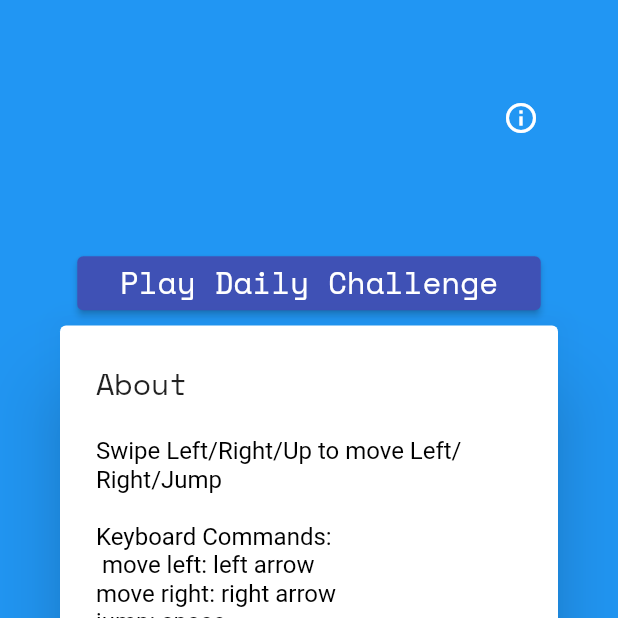
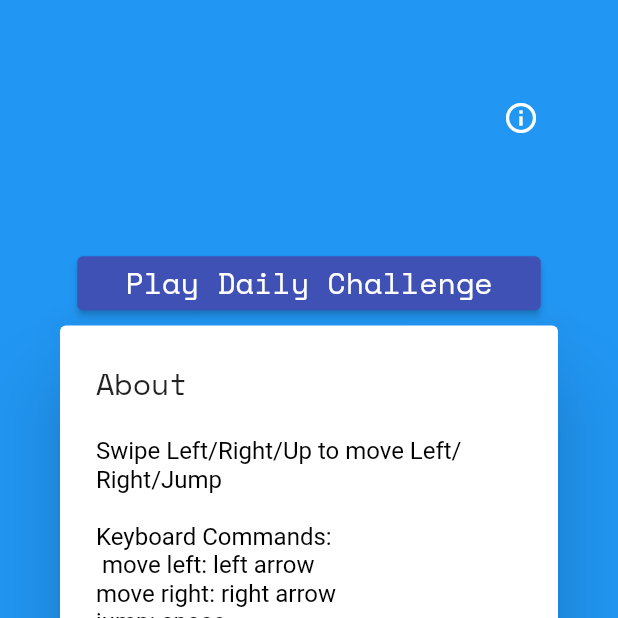
Before and after one commit to nlatham1999/Flutter_Game_2, a Flutter app: the screen it shows after launch, after a tap on the "info outline" icon, after a tap on "Lets Play!", on a phone screen of 412 x 824 dp, the top half of it. Run offline on Flutter 3.47's test engine with Material 2 defaults, Android fonts, the phone set to English and light mode, and no system bars; our stand-ins replace fluttertoast, share_plus.

Commit message:
making max font size 20

```diff
--- a/lib/views/home.dart
+++ b/lib/views/home.dart
@@ -1,3 +1,5 @@
+import 'dart:math';
+
 import 'package:flutter/gestures.dart';
 import 'package:flutter/material.dart';
 import 'package:monster_maze/constants.dart';
@@ -70,7 +72,7 @@ class _MyHomePageState extends State<MyHomePage> {
     int numSampleCells = size.width ~/ 32;
 
     HomeScreenButtonPositions buttonpos = HomeScreenButtonPositions(size);
-    double fontSize =  size.width / 20;
+    double fontSize =  min(size.width / 20, 20);
 
     return Scaffold(
       backgroundColor: Colors.blue,
```
Also changed, not shown: 3 other files.
